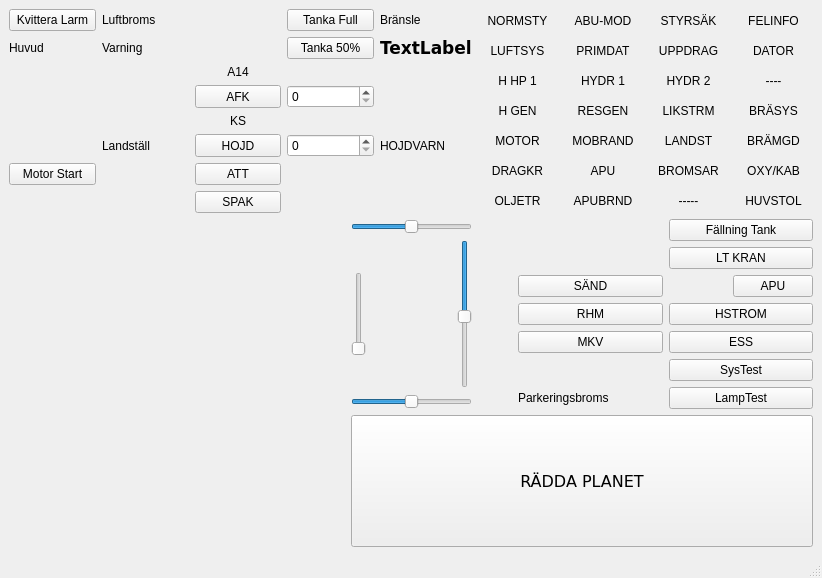
Before: the Qt Designer form ui/main.ui in f11museum/JAS-IS-Cockpit, drawn with Qt 5.
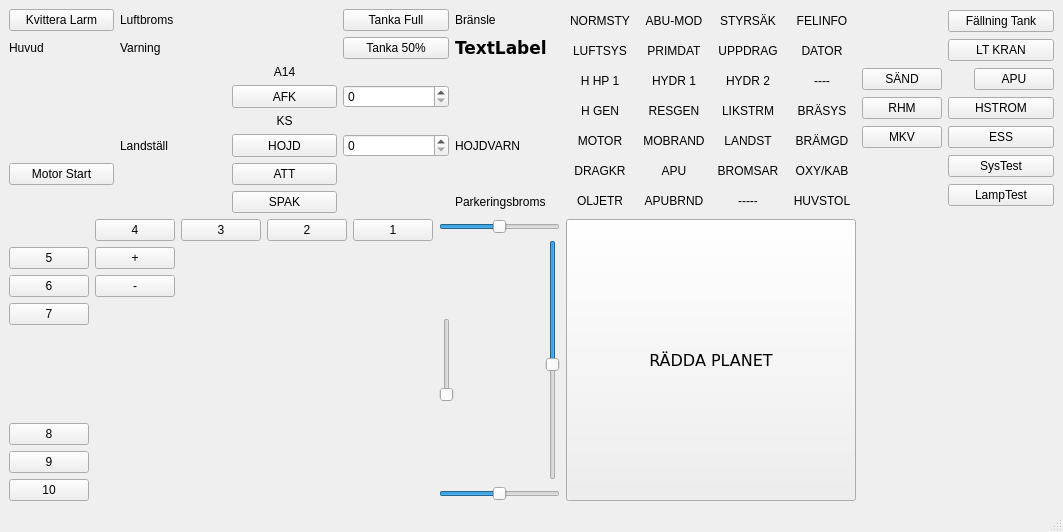
After: the same form once the commit is applied.

Commit message: knappar för kartzoom

```diff
--- a/ui/main.ui
+++ b/ui/main.ui
@@ -6,8 +6,8 @@
    <rect>
     <x>0</x>
     <y>0</y>
-    <width>822</width>
-    <height>578</height>
+    <width>1063</width>
+    <height>532</height>
    </rect>
   </property>
   <property name="windowTitle">
@@ -15,19 +15,6 @@
   </property>
   <widget class="QWidget" name="centralwidget">
    <layout class="QGridLayout" name="gridLayout_2">
-    <item row="2" column="0">
-     <spacer name="verticalSpacer">
-      <property name="orientation">
-       <enum>Qt::Vertical</enum>
-      </property>
-      <property name="sizeHint" stdset="0">
-       <size>
-        <width>20</width>
-        <height>40</height>
-       </size>
-      </property>
-     </spacer>
-    </item>
     <item row="0" column="0" colspan="2">
      <layout class="QGridLayout" name="gridLayout">
       <item row="7" column="3">
@@ -204,6 +191,13 @@
         </property>
        </widget>
       </item>
+      <item row="7" column="5">
+       <widget class="QLabel" name="lamps_park">
+        <property name="text">
+         <string>Parkeringsbroms</string>
+        </property>
+       </widget>
+      </item>
      </layout>
     </item>
     <item row="0" column="2">
@@ -490,9 +484,6 @@
       </item>
      </layout>
     </item>
-    <item row="5" column="0">
-     <layout class="QGridLayout" name="gridLayout_7"/>
-    </item>
     <item row="2" column="1">
      <layout class="QGridLayout" name="gridLayout_5" columnminimumwidth="100,0">
       <property name="sizeConstraint">
@@ -558,103 +549,146 @@
       </item>
      </layout>
     </item>
-    <item row="5" column="1" colspan="2">
-     <layout class="QGridLayout" name="gridLayout_6">
-      <item row="0" column="0" rowspan="2">
-       <widget class="QPushButton" name="button_reload_acf">
-        <property name="sizePolicy">
-         <sizepolicy hsizetype="Minimum" vsizetype="Minimum">
-          <horstretch>100</horstretch>
-          <verstretch>100</verstretch>
-         </sizepolicy>
+    <item row="2" column="0">
+     <layout class="QGridLayout" name="gridLayout_7">
+      <item row="8" column="1">
+       <widget class="QPushButton" name="mfdButton0">
+        <property name="text">
+         <string>10</string>
         </property>
-        <property name="baseSize">
-         <size>
-          <width>50</width>
-          <height>50</height>
-         </size>
+       </widget>
+      </item>
+      <item row="6" column="1">
+       <widget class="QPushButton" name="mfdButton9">
+        <property name="text">
+         <string>9</string>
         </property>
-        <property name="font">
-         <font>
-          <family>DejaVu Sans</family>
-          <pointsize>12</pointsize>
-         </font>
+       </widget>
+      </item>
+      <item row="0" column="7">
+       <widget class="QPushButton" name="mfdButton2">
+        <property name="text">
+         <string>2</string>
         </property>
+       </widget>
+      </item>
+      <item row="0" column="6">
+       <widget class="QPushButton" name="mfdButton3">
         <property name="text">
-         <string>RÄDDA PLANET</string>
+         <string>3</string>
+        </property>
+       </widget>
+      </item>
+      <item row="3" column="1">
+       <widget class="QPushButton" name="mfdButton7">
+        <property name="text">
+         <string>7</string>
+        </property>
+       </widget>
+      </item>
+      <item row="0" column="8">
+       <widget class="QPushButton" name="mfdButton1">
+        <property name="text">
+         <string>1</string>
+        </property>
+       </widget>
+      </item>
+      <item row="0" column="5">
+       <widget class="QPushButton" name="mfdButton4">
+        <property name="text">
+         <string>4</string>
+        </property>
+       </widget>
+      </item>
+      <item row="1" column="1">
+       <widget class="QPushButton" name="mfdButton5">
+        <property name="text">
+         <string>5</string>
+        </property>
+       </widget>
+      </item>
+      <item row="5" column="1">
+       <widget class="QPushButton" name="mfdButton8">
+        <property name="text">
+         <string>8</string>
+        </property>
+       </widget>
+      </item>
+      <item row="2" column="1">
+       <widget class="QPushButton" name="mfdButton6">
+        <property name="text">
+         <string>6</string>
+        </property>
+       </widget>
+      </item>
+      <item row="4" column="1">
+       <widget class="QLabel" name="label_2">
+        <property name="text">
+         <string/>
+        </property>
+       </widget>
+      </item>
+      <item row="1" column="5">
+       <widget class="QPushButton" name="mfdButton11">
+        <property name="text">
+         <string>+</string>
+        </property>
+       </widget>
+      </item>
+      <item row="2" column="5">
+       <widget class="QPushButton" name="mfdButton12">
+        <property name="text">
+         <string>-</string>
         </property>
        </widget>
       </item>
      </layout>
     </item>
-    <item row="2" column="2">
+    <item row="0" column="3">
      <layout class="QGridLayout" name="gridLayout_3">
-      <item row="6" column="2">
+      <item row="6" column="1">
        <widget class="QPushButton" name="button_ess_on">
         <property name="text">
          <string>ESS</string>
         </property>
        </widget>
       </item>
-      <item row="0" column="2">
+      <item row="0" column="1">
        <widget class="QPushButton" name="button_falltank">
         <property name="text">
          <string>Fällning Tank</string>
         </property>
        </widget>
       </item>
-      <item row="5" column="2">
+      <item row="5" column="1">
        <widget class="QPushButton" name="button_hstrom_on">
         <property name="text">
          <string>HSTROM</string>
         </property>
        </widget>
       </item>
-      <item row="8" column="2">
+      <item row="8" column="1">
        <widget class="QPushButton" name="button_lamptest">
         <property name="text">
          <string>LampTest</string>
         </property>
        </widget>
       </item>
-      <item row="1" column="2">
+      <item row="1" column="1">
        <widget class="QPushButton" name="button_lt_kran_on">
         <property name="text">
          <string>LT KRAN</string>
         </property>
        </widget>
       </item>
-      <item row="8" column="1">
-       <widget class="QLabel" name="lamps_park">
-        <property name="text">
-         <string>Parkeringsbroms</string>
-        </property>
-       </widget>
-      </item>
-      <item row="7" column="2">
+      <item row="7" column="1">
        <widget class="QPushButton" name="button_systest">
         <property name="text">
          <string>SysTest</string>
         </property>
        </widget>
       </item>
-      <item row="4" column="0">
-       <spacer name="horizontalSpacer">
-        <property name="orientation">
-         <enum>Qt::Horizontal</enum>
-        </property>
-        <property name="sizeType">
-         <enum>QSizePolicy::Preferred</enum>
-        </property>
-        <property name="sizeHint" stdset="0">
-         <size>
-          <width>40</width>
-          <height>20</height>
-         </size>
-        </property>
-       </spacer>
-      </item>
-      <item row="4" column="2">
+      <item row="4" column="1">
        <layout class="QGridLayout" name="gridLayout_8">
         <item row="0" column="2">
          <widget class="QPushButton" name="button_apu_on">
@@ -679,21 +713,21 @@
         </item>
        </layout>
       </item>
-      <item row="6" column="1">
+      <item row="6" column="0">
        <widget class="QPushButton" name="button_mkv">
         <property name="text">
          <string>MKV</string>
         </property>
        </widget>
       </item>
-      <item row="5" column="1">
+      <item row="5" column="0">
        <widget class="QPushButton" name="button_rhm">
         <property name="text">
          <string>RHM</string>
         </property>
        </widget>
       </item>
-      <item row="4" column="1">
+      <item row="4" column="0">
        <widget class="QPushButton" name="button_sand">
         <property name="text">
          <string>SÄND</string>
@@ -702,6 +736,35 @@
       </item>
      </layout>
     </item>
+    <item row="2" column="2">
+     <layout class="QGridLayout" name="gridLayout_6">
+      <item row="0" column="0">
+       <widget class="QPushButton" name="button_reload_acf">
+        <property name="sizePolicy">
+         <sizepolicy hsizetype="Minimum" vsizetype="Minimum">
+          <horstretch>100</horstretch>
+          <verstretch>100</verstretch>
+         </sizepolicy>
+        </property>
+        <property name="baseSize">
+         <size>
+          <width>50</width>
+          <height>50</height>
+         </size>
+        </property>
+        <property name="font">
+         <font>
+          <family>DejaVu Sans</family>
+          <pointsize>12</pointsize>
+         </font>
+        </property>
+        <property name="text">
+         <string>RÄDDA PLANET</string>
+        </property>
+       </widget>
+      </item>
+     </layout>
+    </item>
    </layout>
   </widget>
   <widget class="QMenuBar" name="menubar">
```
Left out of the diff: 4 changed lines with no effect on the pictures. The commit also changes 1 other file.
